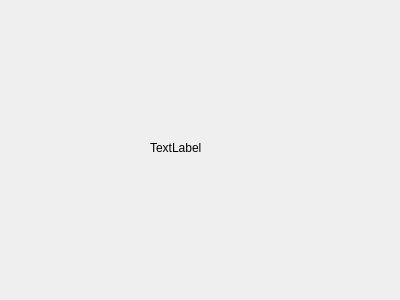
First picture: the form in workdays_show.ui, repository OOP-ZJU/SalaryManagement, before the edit.
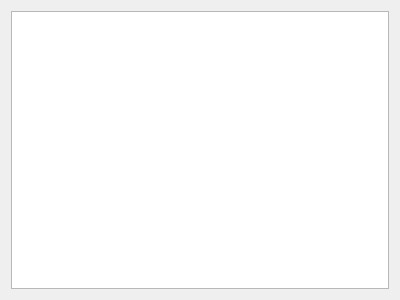
Second picture: the form after the edit.

What changed in the file:
```diff
--- a/workdays_show.ui
+++ b/workdays_show.ui
@@ -13,19 +13,15 @@
   <property name="windowTitle">
    <string>Dialog</string>
   </property>
-  <widget class="QLabel" name="label">
-   <property name="geometry">
-    <rect>
-     <x>150</x>
-     <y>140</y>
-     <width>55</width>
-     <height>16</height>
-    </rect>
-   </property>
-   <property name="text">
-    <string>TextLabel</string>
-   </property>
-  </widget>
+  <layout class="QHBoxLayout" name="horizontalLayout">
+   <item>
+    <layout class="QVBoxLayout" name="verticalLayout">
+     <item>
+      <widget class="QTableView" name="tableView"/>
+     </item>
+    </layout>
+   </item>
+  </layout>
  </widget>
  <resources/>
  <connections/>
```
